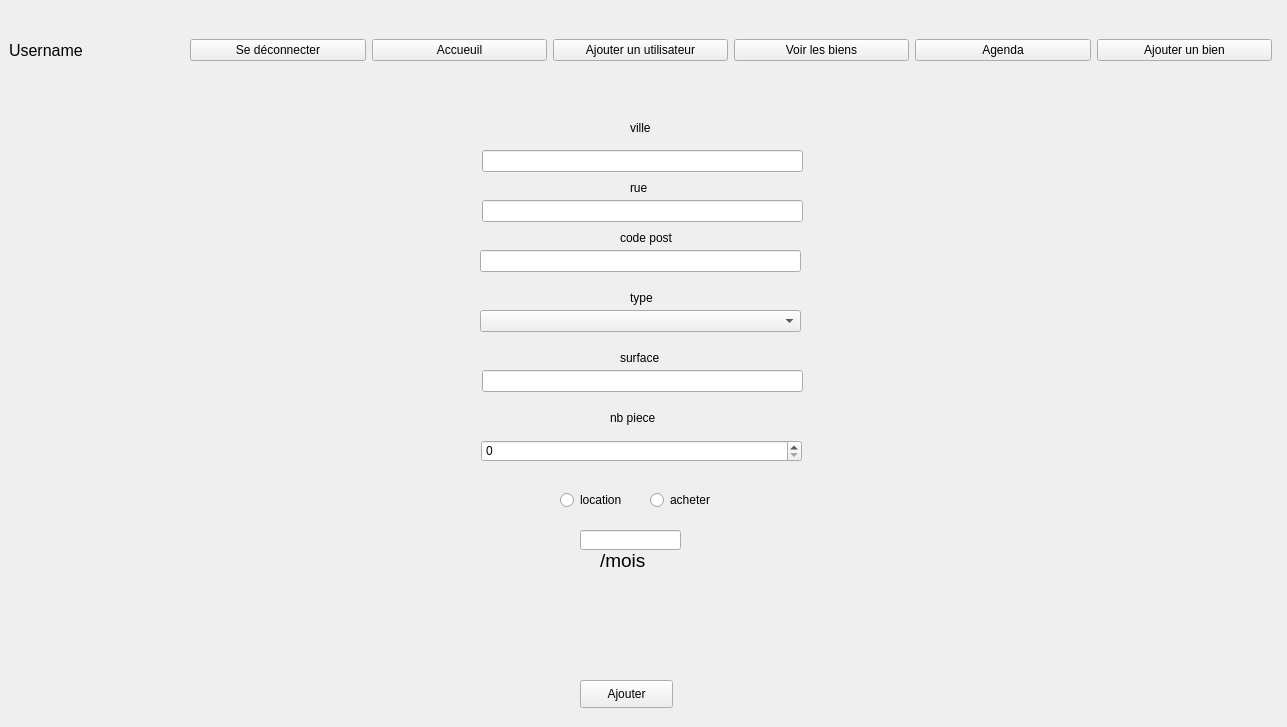
Above: core/GUI/interface.ui from LixNew2/Grimmo before the change. Below: the same form after it.
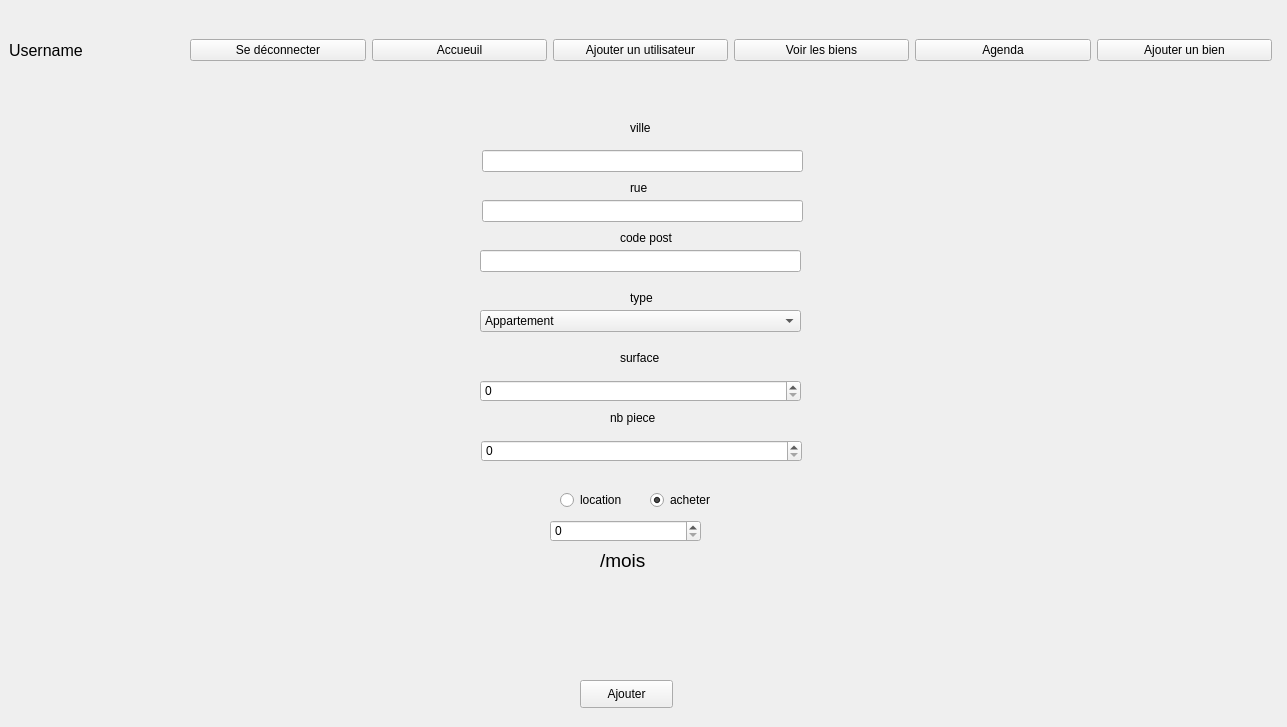
That is the form after the change.

```diff
--- a/core/GUI/interface.ui
+++ b/core/GUI/interface.ui
@@ -254,16 +254,6 @@
        <string>nb piece</string>
       </property>
      </widget>
-     <widget class="QLineEdit" name="add_surface_add_bien">
-      <property name="geometry">
-       <rect>
-        <x>482</x>
-        <y>370</y>
-        <width>321</width>
-        <height>22</height>
-       </rect>
-      </property>
-     </widget>
      <widget class="QLabel" name="label_9">
       <property name="geometry">
        <rect>
@@ -302,6 +292,9 @@
       <property name="text">
        <string>acheter</string>
       </property>
+      <property name="checked">
+       <bool>true</bool>
+      </property>
      </widget>
      <widget class="QComboBox" name="add_type_add_bien">
       <property name="geometry">
@@ -313,8 +306,23 @@
        </rect>
       </property>
       <property name="currentText">
-       <string/>
+       <string>Appartement</string>
       </property>
+      <item>
+       <property name="text">
+        <string>Appartement</string>
+       </property>
+      </item>
+      <item>
+       <property name="text">
+        <string>Maison</string>
+       </property>
+      </item>
+      <item>
+       <property name="text">
+        <string>Terrain</string>
+       </property>
+      </item>
      </widget>
      <widget class="QSpinBox" name="spinBox">
       <property name="geometry">
@@ -339,16 +347,6 @@
        <string>Ajouter</string>
       </property>
      </widget>
-     <widget class="QLineEdit" name="price_entry">
-      <property name="geometry">
-       <rect>
-        <x>580</x>
-        <y>530</y>
-        <width>101</width>
-        <height>20</height>
-       </rect>
-      </property>
-     </widget>
      <widget class="QLabel" name="mois_label">
       <property name="geometry">
        <rect>
@@ -367,6 +365,26 @@
        <string>/mois</string>
       </property>
      </widget>
+     <widget class="QSpinBox" name="add_surface_add_bien">
+      <property name="geometry">
+       <rect>
+        <x>480</x>
+        <y>380</y>
+        <width>321</width>
+        <height>22</height>
+       </rect>
+      </property>
+     </widget>
+     <widget class="QSpinBox" name="price_entry_add_bien">
+      <property name="geometry">
+       <rect>
+        <x>550</x>
+        <y>520</y>
+        <width>151</width>
+        <height>22</height>
+       </rect>
+      </property>
+     </widget>
     </widget>
     <widget class="QWidget" name="agenda_2">
      <widget class="QWidget" name="horizontalLayoutWidget_6">
```
Left out of the diff: 8 changed lines with no effect on the pictures.
